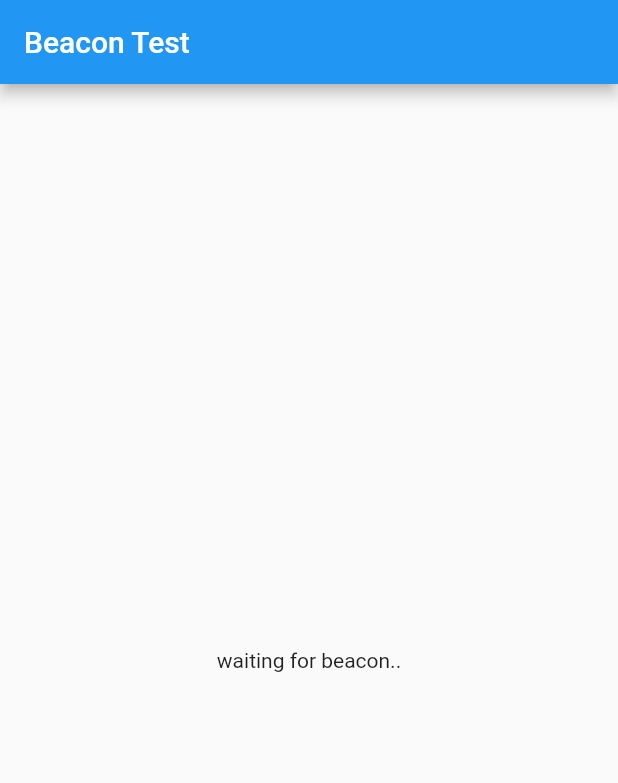
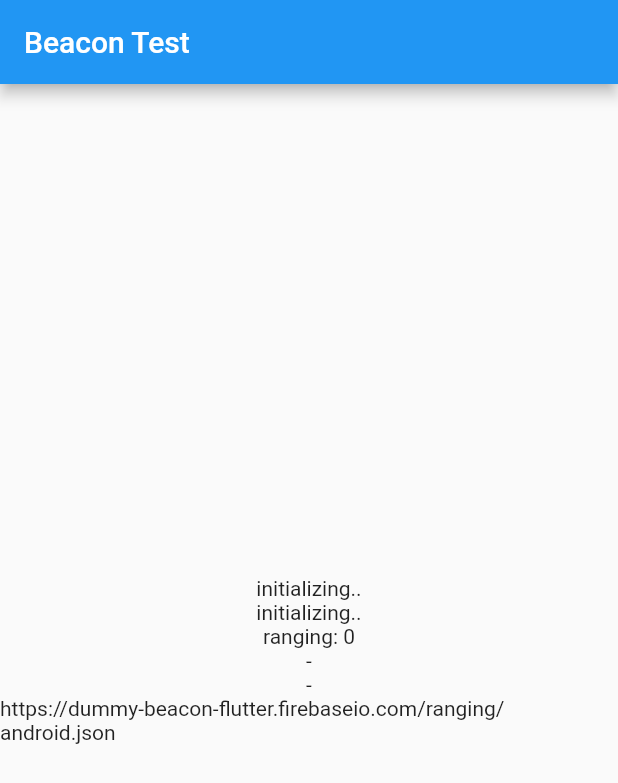
Before and after one commit to omerchen/dummy-beacon-flutter, a Flutter app: the screen it shows after launch, on a phone screen of 412 x 824 dp. Shown: the top 783 px of the screen. Run offline on Flutter 3.47's test engine with Material 2 defaults, Android fonts, the phone set to English and light mode, and no system bars; missing offline and left inert: flutter_beacon.

Commit message:
work for ios and for android only in foreground

```diff
--- a/lib/main.dart
+++ b/lib/main.dart
@@ -15,7 +15,7 @@ class MyApp extends StatelessWidget {
   @override
   Widget build(BuildContext context) {
     return MaterialApp(
-      title: 'Beacon Test',
+      title: 'Beacon Test V3',
       theme: ThemeData(
         primarySwatch: Colors.blue,
         visualDensity: VisualDensity.adaptivePlatformDensity,
@@ -46,6 +46,12 @@ class MyHomePage extends StatefulWidget {
 
 class _MyHomePageState extends State<MyHomePage> {
   String status = "initializing..";
+  String status2 = "initializing..";
+  String ranging = "ranging: 0";
+  String lastTime = "-";
+  String lastStatus = "-";
+  String url = "-";
+
   @override
   void initState() {
     super.initState();
@@ -53,27 +59,19 @@ class _MyHomePageState extends State<MyHomePage> {
   }
 
   void initBeacon() async {
+    var routeName = Platform.isIOS ? "iOS" : "android";
     try {
-      this.setState(() {
-        this.status = "0/2";
-      });
-      // if you want to manage manual checking about the required permissions
-      //await flutterBeacon.initializeScanning;
-      this.setState(() {
-        this.status = "1/2";
-      });
       // or if you want to include automatic checking permission
       await flutterBeacon.initializeAndCheckScanning;
-      this.setState(() {
-        this.status = "2/2";
-      });
-      // Configuring the beacon
+    } on PlatformException catch (e) {
+      // library failed to initialize, check code and message
+    }
     final regions = <Region>[];
 
     if (Platform.isIOS) {
       // iOS platform, at least set identifier and proximityUUID for region scanning
       regions.add(Region(
-            identifier: 'FSC_BP104',
+          identifier: 'Apple Airlocate',
           proximityUUID: 'CC6ED3C0-477E-417B-81E1-0A62D6504061'));
     } else {
       // Android platform, it can ranging out of beacon that filter all of Proximity UUID
@@ -81,31 +79,38 @@ class _MyHomePageState extends State<MyHomePage> {
           identifier: 'com.beacon',
           proximityUUID: 'CC6ED3C0-477E-417B-81E1-0A62D6504061'));
     }
+
+    this.setState(() {
+      url =
+          "https://dummy-beacon-flutter.firebaseio.com/ranging/$routeName.json";
+    });
+
 // to start monitoring beacons
-
     flutterBeacon.monitoring(regions).listen((MonitoringResult result) {
       // result contains a region, event type and event state
       if (result.monitoringState == MonitoringState.inside) {
         http.post(
-              "https://dummy-beacon-flutter.firebaseio.com/monitoring/omer.json",
+            "https://dummy-beacon-flutter.firebaseio.com/monitoring/$routeName.json",
             body: json.encode({
-                "time": DateTime.now().millisecondsSinceEpoch,
+              "time": DateTime.now().toString(),
               "state": true
             }));
         print("INSIDE BEACON!");
         this.setState(() {
           this.status = "INSIDE!";
+          this.status2 = "INSIDE!";
         });
       } else if (result.monitoringState == MonitoringState.outside) {
         http.post(
-              "https://dummy-beacon-flutter.firebaseio.com/monitoring/omer.json",
+            "https://dummy-beacon-flutter.firebaseio.com/monitoring/$routeName.json",
             body: json.encode({
-                "time": DateTime.now().millisecondsSinceEpoch,
+              "time": DateTime.now().toString(),
               "state": false
             }));
         print("OUTSIDE BEACON!");
         this.setState(() {
           this.status = "OUTSIDE!";
+          this.status2 = "OUTSIDE!";
         });
       } else {
         print("UNKOWN?!?!?!");
@@ -114,19 +119,50 @@ class _MyHomePageState extends State<MyHomePage> {
         });
       }
     });
+
+    final regions2 = <Region>[];
+
+    if (Platform.isIOS) {
+      // iOS platform, at least set identifier and proximityUUID for region scanning
+      regions2.add(Region(
+          identifier: 'Apple Airlocate',
+          proximityUUID: 'CC6ED3C0-477E-417B-81E1-0A62D6504061'));
+    } else {
+      // android platform, it can ranging out of beacon that filter all of Proximity UUID
+      regions2.add(Region(
+          identifier: 'com.beacon',
+          proximityUUID: 'CC6ED3C0-477E-417B-81E1-0A62D6504061'));
+    }
+
+// to start ranging beacons
+    flutterBeacon.ranging(regions2).listen((RangingResult result) {
+      // result contains a region and list of beacons found
+      // list can be empty if no matching beacons were found in range
       this.setState(() {
-        this.status = "waiting for beacon..";
+        ranging = "ranging: ${(result.beacons.length)}";
       });
-// to stop monitoring beacons
-      //_streamMonitoring.cancel();
-    } on PlatformException catch (e) {
-      // library failed to initialize, check code and message
-      print(
-          "ERROR OCCURED!!!!!!!!!!!!! HELPP PLIZZZZZZ*&^*^&*&*&*&&*^&*^&**&*^&*&^&**%");
+
+      if (result.beacons.length > 0) {
+        http
+            .put(
+                "https://dummy-beacon-flutter.firebaseio.com/ranging/$routeName.json",
+                body: json.encode({
+                  "time": DateTime.now().toString(),
+                  "state": true
+                }))
+            .then((value) {
           this.setState(() {
-        this.status = e.message;
+            lastStatus = value.statusCode.toString();
+            lastTime = DateTime.now().toString();
+          });
+        }).catchError((e) {
+          this.setState(() {
+            lastStatus = "error!";
+            lastTime = e.toString();
+          });
         });
       }
+    });
   }
 
   @override
@@ -142,6 +178,21 @@ class _MyHomePageState extends State<MyHomePage> {
             Text(
               status,
             ),
+            Text(
+              status2,
+            ),
+            Text(
+              ranging,
+            ),
+            Text(
+              lastStatus,
+            ),
+            Text(
+              lastTime,
+            ),
+            Text(
+              url,
+            ),
           ],
         ),
       ),
```
Also changed, not shown: 3 other files. Lines whose indentation alone changed are shown as unchanged.
